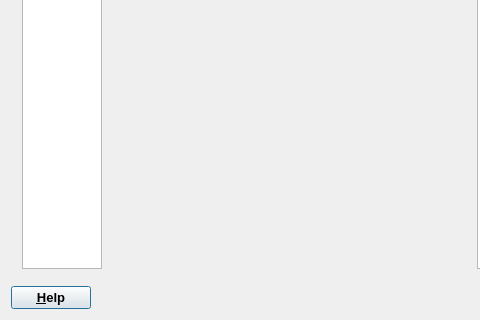
Above: gems3/vizor4/dlg4/ProcessWizard4.ui from gemshub/GEMSGUI before the change; both pictures show x 0 to 480 and y 293 to 613 of the 806 by 613 pixel window. Below: the same form after it.
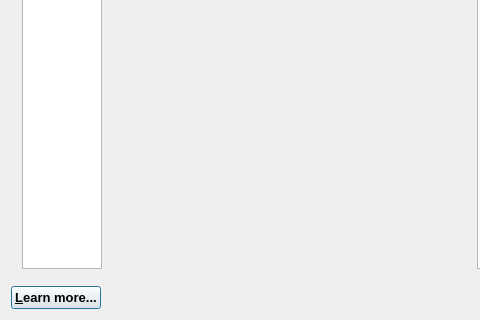
That is the form after the change.

Commit message: Renamed some help names (SD)

```diff
--- a/gems3/vizor4/dlg4/ProcessWizard4.ui
+++ b/gems3/vizor4/dlg4/ProcessWizard4.ui
@@ -1213,7 +1213,7 @@
         </font>
        </property>
        <property name="text">
-        <string>&amp;Help</string>
+        <string>&amp;Learn more...</string>
        </property>
       </widget>
      </item>
```
Left out of the diff: 12 changed lines with no effect on the pictures. The commit also changes 40 other files.
